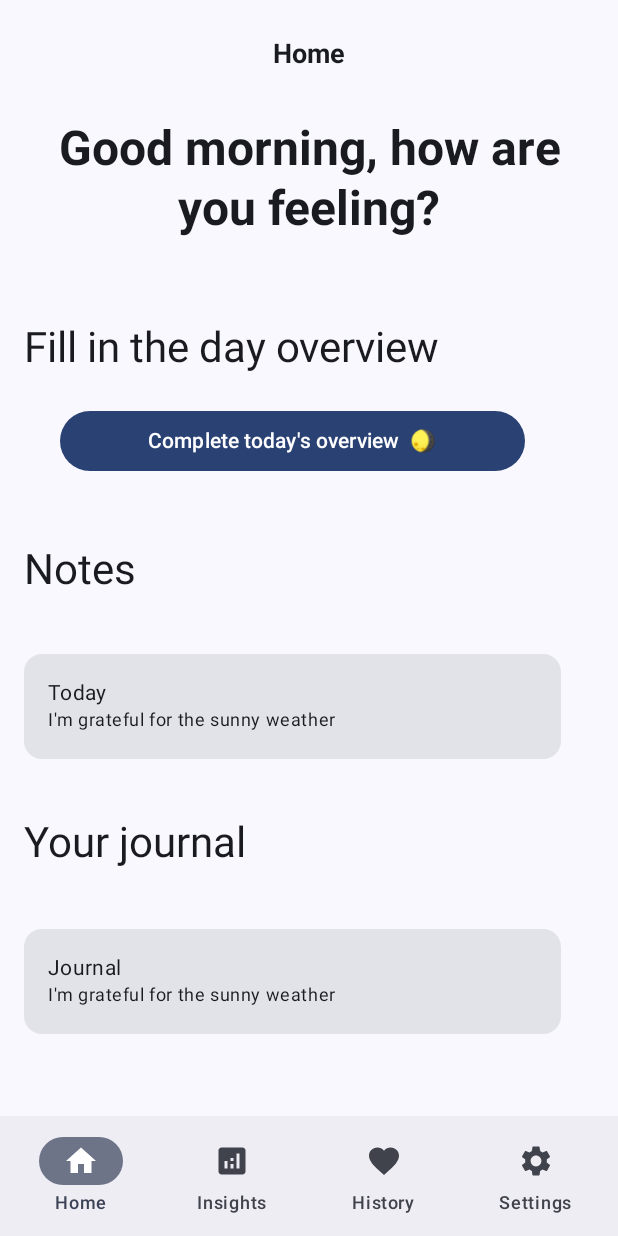
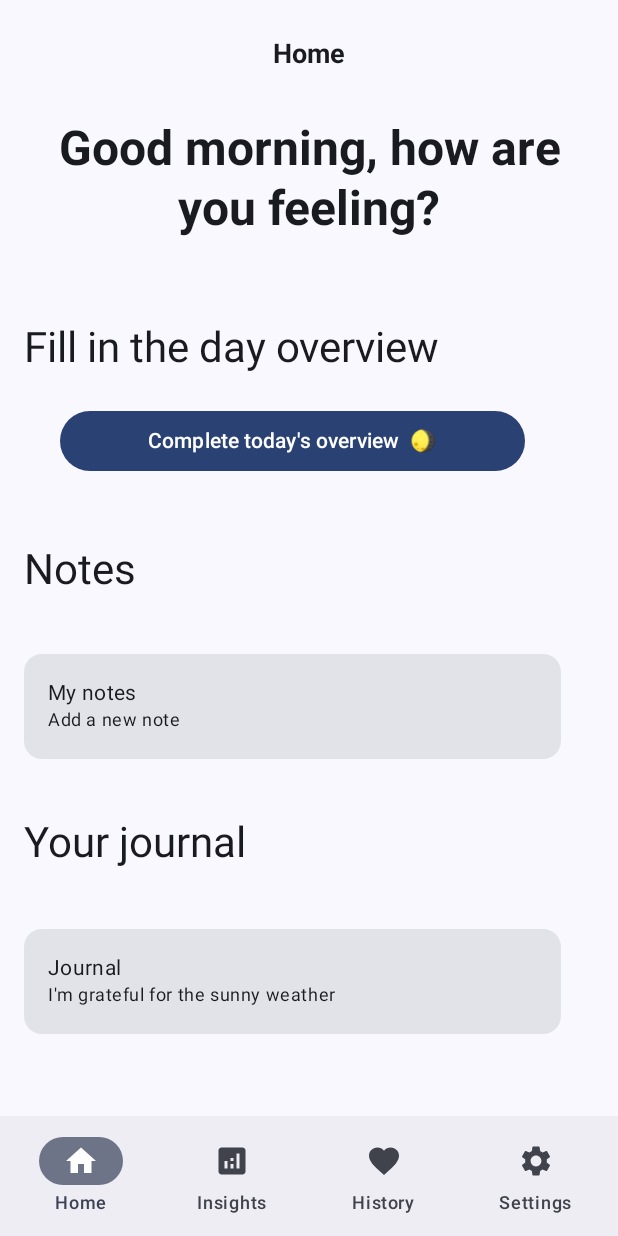
Before and after one commit to Karo555/mental-health-app, an Android app built with Jetpack Compose: the HomeScreen screen opened through its navigation route, on a phone screen of 412 x 824 dp. Run offline under Robolectric (Android 15) with nearby library versions, the phone set to English and light mode, and no system bars; our stand-ins replace Firebase (no records; nobody signed in at launch, a user with empty details on screens opened directly), livedata-compose; libraries missing offline, so code that uses them is left out: com.kizitonwose.calendar; 1 statement that could not run was skipped.

Commit message:
1) add information about saving note for the user and going back to main screen after that 2) changes  in design on main page

```diff
--- a/app/src/main/java/com/edu/auri/frontend/dayoverview/DayOverview.kt
+++ b/app/src/main/java/com/edu/auri/frontend/dayoverview/DayOverview.kt
@@ -27,7 +27,6 @@ import androidx.compose.material3.SnackbarResult
 import androidx.compose.material3.Surface
 import androidx.compose.material3.Text
 import androidx.compose.runtime.Composable
-import androidx.compose.runtime.LaunchedEffect
 import androidx.compose.runtime.getValue
 import androidx.compose.runtime.mutableStateOf
 import androidx.compose.runtime.remember
--- a/app/src/main/java/com/edu/auri/frontend/menu/HomeScreen.kt
+++ b/app/src/main/java/com/edu/auri/frontend/menu/HomeScreen.kt
@@ -171,9 +171,9 @@ fun HomeScreen(
                                 .clickable { navController.navigate("notes") },
                         ) {
                             Column(modifier = Modifier.padding(16.dp)) {
-                                Text("Today", style = MaterialTheme.typography.bodyMedium)
+                                Text("My notes", style = MaterialTheme.typography.bodyMedium)
                                 Text(
-                                    "I'm grateful for the sunny weather",
+                                    "Add a new note",
                                     style = MaterialTheme.typography.bodySmall
                                 )
 
--- a/app/src/main/java/com/edu/auri/frontend/navigation/AuriNavigation.kt
+++ b/app/src/main/java/com/edu/auri/frontend/navigation/AuriNavigation.kt
@@ -71,15 +71,11 @@ fun AuriNavigation(
                 DayOverviewScreen(modifier, navController, logDailyViewModel)
             }
             composable("notes") {
-                NotesScreen(navController, notesViewModel, logDailyViewModel)
+                NotesScreen(navController, notesViewModel)
             }
             composable("notes journal") {
                 NotesJournal( navController, notesViewModel)
             }
-
-//            composable("Journal") {
-//                MoodJournal(modifier, navController, auth = FirebaseAuth.getInstance()) // recheck
-//            }
         }
     )
 }
```
Also changed, not shown: app/src/main/java/com/edu/auri/frontend/notes/Notes Screen.kt (+20 -7 lines).
